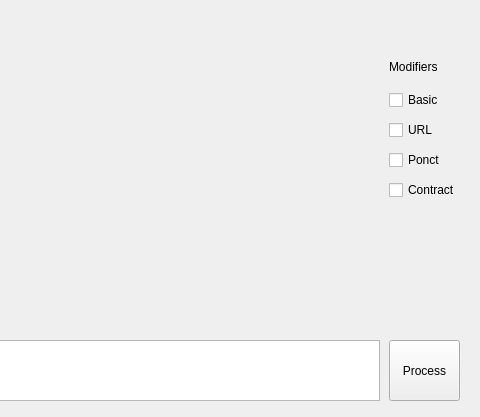
Above: src/gui/mainwindow.ui from TheGostsniperfr/NLP-Tool before the change; both pictures show x 211 to 691 and y 0 to 417 of the 691 by 417 pixel window. Below: the same form after it.
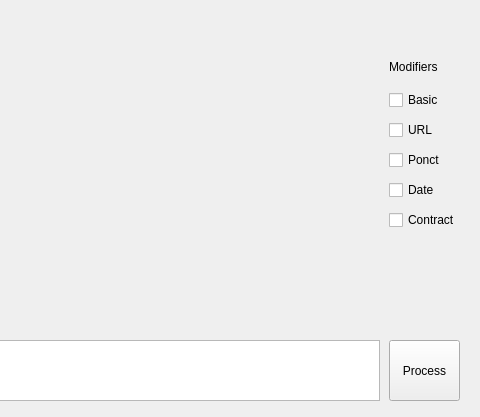
That is the form after the change. Custom widgets are drawn as their Qt base class.

```diff
--- a/src/gui/mainwindow.ui
+++ b/src/gui/mainwindow.ui
@@ -86,7 +86,7 @@
      </rect>
     </property>
     <property name="text">
-     <string>Contract</string>
+     <string>Date</string>
     </property>
    </widget>
    <widget class="QCheckBox" name="ponctModifierCheckbox">
@@ -147,6 +147,19 @@
      <string/>
     </property>
    </widget>
+   <widget class="QCheckBox" name="contractionModifierCheckbox">
+    <property name="geometry">
+     <rect>
+      <x>600</x>
+      <y>210</y>
+      <width>85</width>
+      <height>20</height>
+     </rect>
+    </property>
+    <property name="text">
+     <string>Contract</string>
+    </property>
+   </widget>
   </widget>
  </widget>
  <customwidgets>
```
